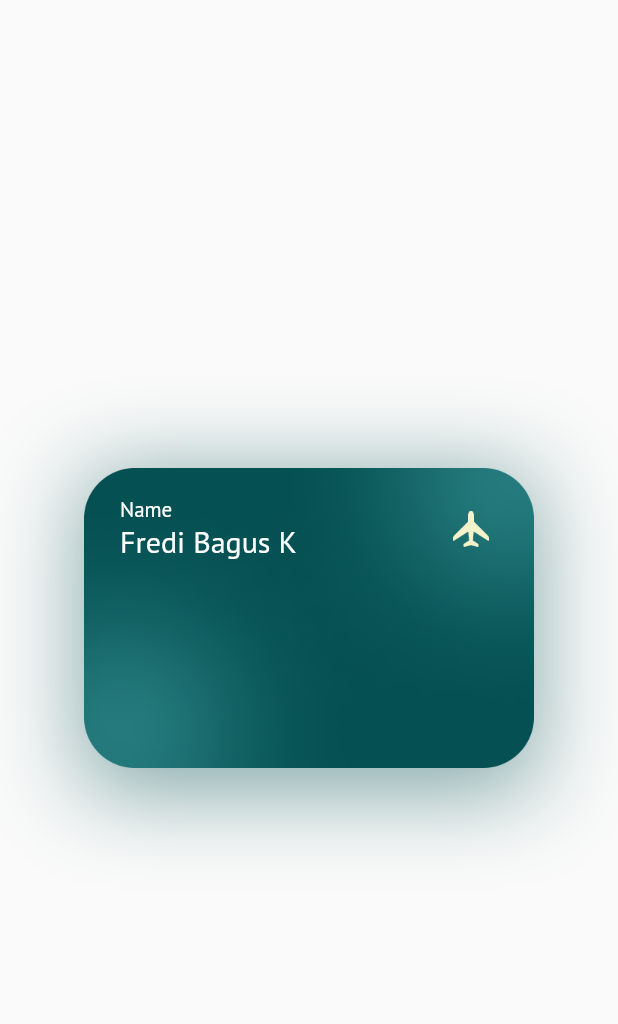
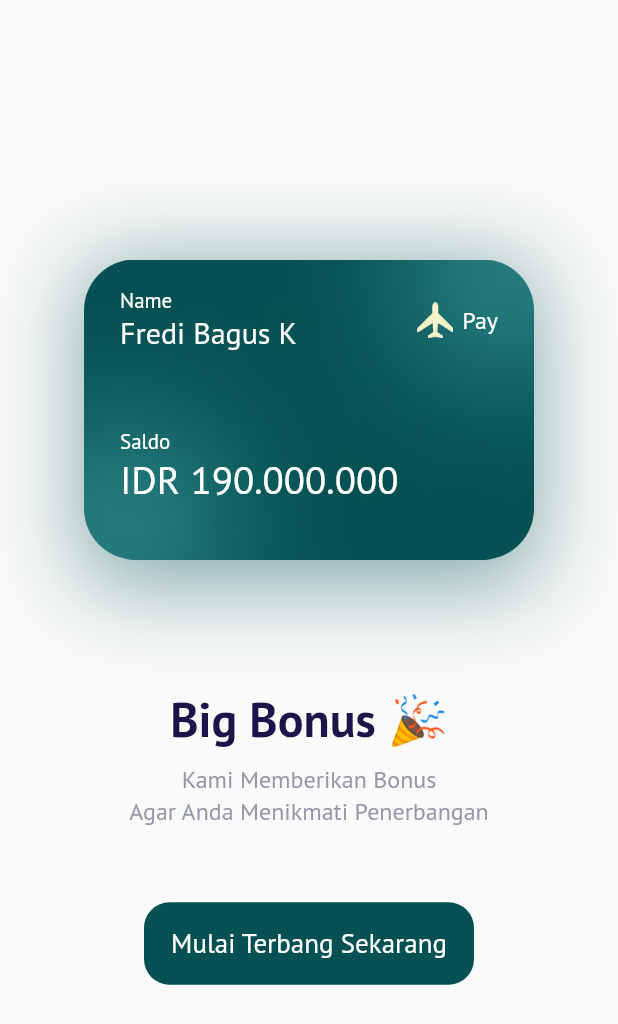
Before and after one commit to fredibagus12/terbangin-apps, a Flutter app: the BonusPage screen opened by its route, on a phone screen of 412 x 824 dp. Shown: the top 1024 px of the screen. Run offline on Flutter 3.47's test engine with Material 2 defaults, Android fonts, the phone set to English and light mode, and no system bars; our stand-ins replace google_fonts.

Commit message:
Slicing Bonus - Bagian 2

```diff
--- a/terbangin/lib/ui/pages/bonus_page.dart
+++ b/terbangin/lib/ui/pages/bonus_page.dart
@@ -31,6 +31,7 @@ class BonusPage extends StatelessWidget {
           ],
         ),
         child: Column(
+          crossAxisAlignment: CrossAxisAlignment.start,
           children: [
             Row(
               children: [
@@ -69,11 +70,87 @@ class BonusPage extends StatelessWidget {
                     ),
                   ),
                 ),
+                Text(
+                  'Pay',
+                  style: whiteTextStyle.copyWith(
+                    fontSize: 16,
+                    fontWeight: medium,
+                  ),
+                ),
               ],
+            ),
+            // ignore: prefer_const_constructors
+            SizedBox(
+              height: 50,
+            ),
+            Text(
+              'Saldo',
+              style: whiteTextStyle.copyWith(
+                fontWeight: light,
+              ),
+            ),
+
+            // ignore: prefer_const_constructors
+            Text(
+              'IDR 190.000.000',
+              style: whiteTextStyle.copyWith(
+                fontSize: 26,
+                fontWeight: medium,
+              ),
             ),
           ],
         ),
       );
+    }
+
+    Widget title() {
+      return Container(
+        margin: const EdgeInsets.only(top: 80),
+        child: Text(
+          'Big Bonus 🎉',
+          style: blackTextStyle.copyWith(
+            fontSize: 32,
+            fontWeight: semiBold,
+          ),
+        ),
+      );
+    }
+
+    Widget subtitle() {
+      return Container(
+        margin: const EdgeInsets.only(top: 10),
+        child: Text(
+          'Kami Memberikan Bonus\nAgar Anda Menikmati Penerbangan',
+          style: greyTextStyle.copyWith(
+            fontSize: 16,
+            fontWeight: light,
+          ),
+          textAlign: TextAlign.center,
+        ),
+      );
+    }
+
+    Widget startButton() {
+      return Container(
+          width: 220,
+          height: 55,
+          margin: const EdgeInsets.only(top: 50),
+          child: TextButton(
+            onPressed: () {},
+            style: TextButton.styleFrom(
+              backgroundColor: kPrimaryColor,
+              shape: RoundedRectangleBorder(
+                borderRadius: BorderRadius.circular(
+                  defaultRadius,
+                ),
+              ),
+            ),
+            child: Text('Mulai Terbang Sekarang',
+                style: whiteTextStyle.copyWith(
+                  fontSize: 18,
+                  fontWeight: medium,
+                )),
+          ));
     }
 
     // ignore: prefer_const_constructors
@@ -84,6 +161,9 @@ class BonusPage extends StatelessWidget {
           mainAxisAlignment: MainAxisAlignment.center,
           children: [
             bonusCard(),
+            title(),
+            subtitle(),
+            startButton(),
           ],
         ),
       ),
```
